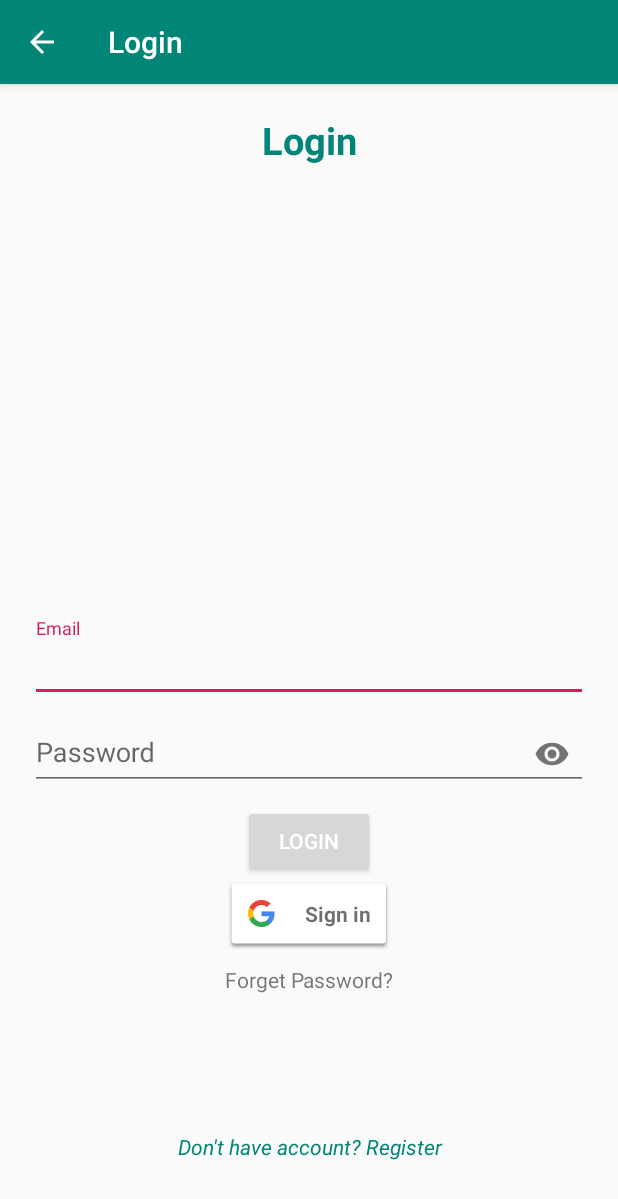
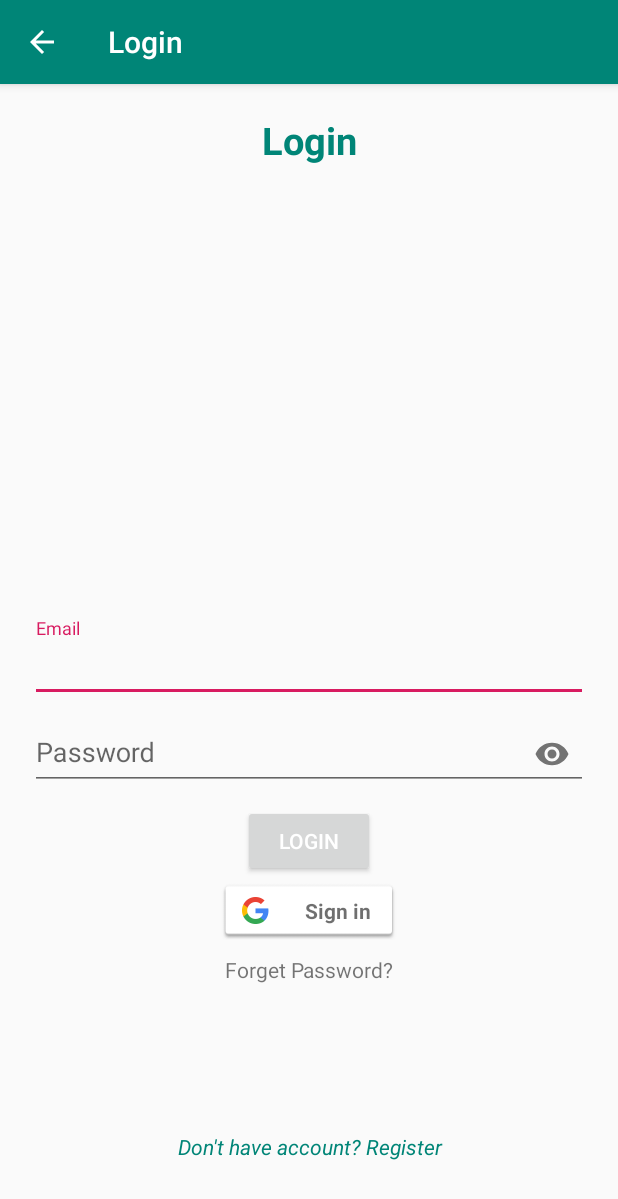
Before and after one commit to Alimustoofaa/Kloset-social-media-app, an Android app: the LoginActivity screen opened directly, with no data from a screen before it, on a phone screen of 412 x 824 dp. Shown: the top 1199 px of the screen. Run offline under Robolectric (Android 15) with nearby library versions, the phone set to English and light mode, and no system bars; our stand-ins replace Firebase (no records; nobody signed in at launch, a user with empty details on screens opened directly).

Commit message:
add sign with google account

```diff
--- a/app/src/main/res/layout/activity_login.xml
+++ b/app/src/main/res/layout/activity_login.xml
@@ -66,12 +66,14 @@
         android:layout_below="@id/passwordTIL"/>
 
     //Button Sign with google accounr
+
     <com.google.android.gms.common.SignInButton
         android:id="@+id/googleLoginBtn"
-        android:layout_width="wrap_content"
-        android:layout_height="wrap_content"
+        android:layout_width="120dp"
+        android:layout_height="40dp"
+        android:layout_below="@+id/loginBtn"
         android:layout_centerHorizontal="true"
-        android:layout_below="@+id/loginBtn"/>
+        android:layout_marginTop="2dp" />
 
     //forget password
     <TextView
```
